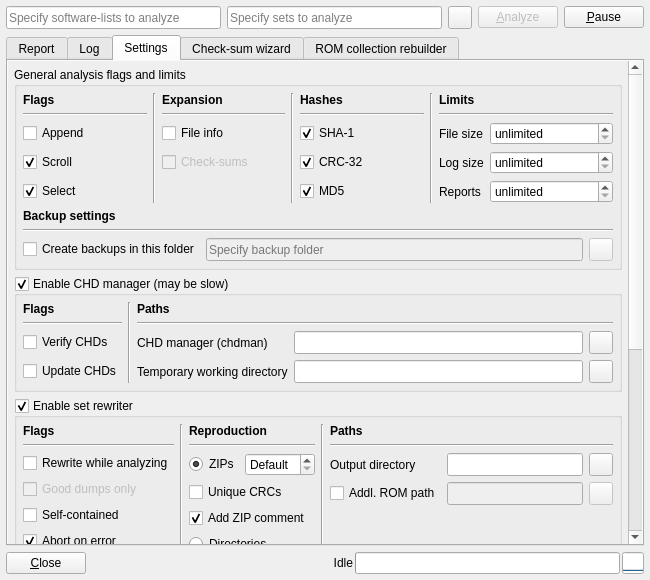
First picture: the form in romalyzer.ui, repository qmc2/qmc2-mame-fe, before the edit.
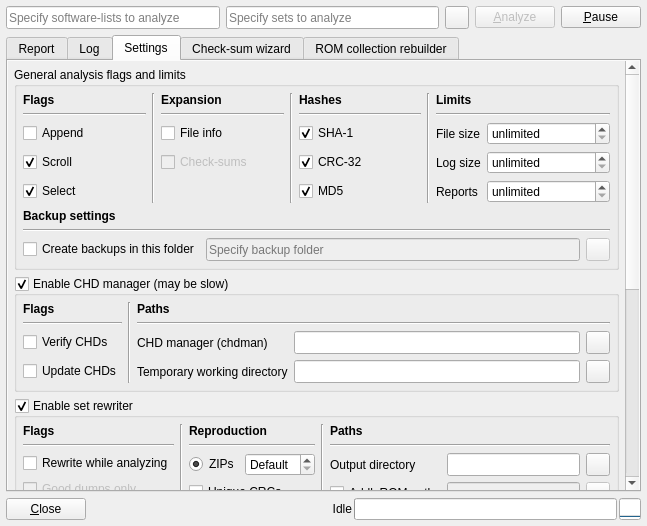
Second picture: the form after the edit. The open tabs and pages were chosen to show the change. Icons and pictures are not drawn.

Commit message: fix: corrected column stretch (related to previous change)

Diff of the .ui file:
```diff
--- a/romalyzer.ui
+++ b/romalyzer.ui
@@ -7,8 +7,8 @@
    <rect>
     <x>0</x>
     <y>0</y>
-    <width>650</width>
-    <height>580</height>
+    <width>647</width>
+    <height>526</height>
    </rect>
   </property>
   <property name="windowTitle">
@@ -355,8 +355,8 @@
           <property name="geometry">
            <rect>
             <x>0</x>
-            <y>0</y>
-            <width>620</width>
+            <y>-221</y>
+            <width>617</width>
             <height>788</height>
            </rect>
           </property>
```
Left out of the diff: 2 changed lines with no effect on the pictures.
